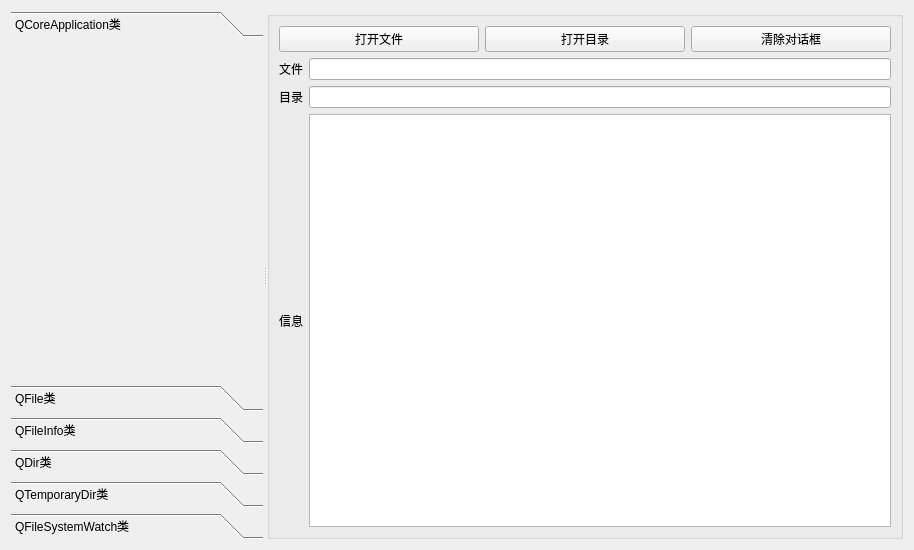
Before: the Qt Designer form samp7_3/dialog.ui in wlnetman/Qt59_cpp_dev_guide, drawn with Qt 5.
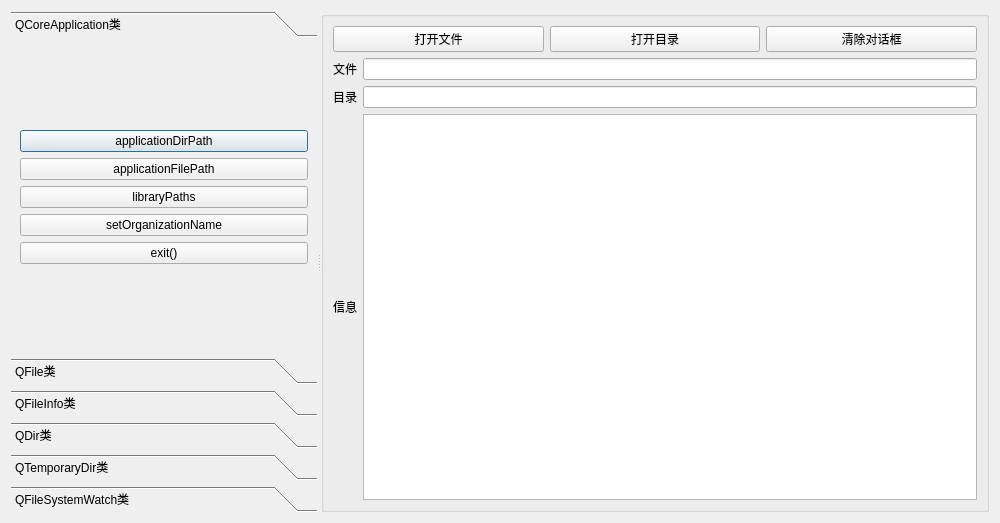
After: the same form once the commit is applied. The open tabs and pages were chosen to show the change.

What changed in the file:
```diff
--- a/samp7_3/dialog.ui
+++ b/samp7_3/dialog.ui
@@ -6,8 +6,8 @@
    <rect>
     <x>0</x>
     <y>0</y>
-    <width>914</width>
-    <height>550</height>
+    <width>1000</width>
+    <height>523</height>
    </rect>
   </property>
   <property name="windowTitle">
@@ -35,6 +35,47 @@
        <attribute name="label">
         <string>QCoreApplication类</string>
        </attribute>
+       <layout class="QVBoxLayout" name="verticalLayout_6">
+        <item>
+         <layout class="QVBoxLayout" name="verticalLayout_5">
+          <item>
+           <widget class="QPushButton" name="pushButton_2">
+            <property name="text">
+             <string>applicationDirPath</string>
+            </property>
+           </widget>
+          </item>
+          <item>
+           <widget class="QPushButton" name="pushButton_3">
+            <property name="text">
+             <string>applicationFilePath</string>
+            </property>
+           </widget>
+          </item>
+          <item>
+           <widget class="QPushButton" name="pushButton_4">
+            <property name="text">
+             <string>libraryPaths</string>
+            </property>
+           </widget>
+          </item>
+          <item>
+           <widget class="QPushButton" name="pushButton_8">
+            <property name="text">
+             <string>setOrganizationName</string>
+            </property>
+           </widget>
+          </item>
+          <item>
+           <widget class="QPushButton" name="pushButton_14">
+            <property name="text">
+             <string>exit()</string>
+            </property>
+           </widget>
+          </item>
+         </layout>
+        </item>
+       </layout>
       </widget>
       <widget class="QWidget" name="page_2">
        <property name="geometry">
```
Left out of the diff: 58 changed lines with no effect on the pictures.
